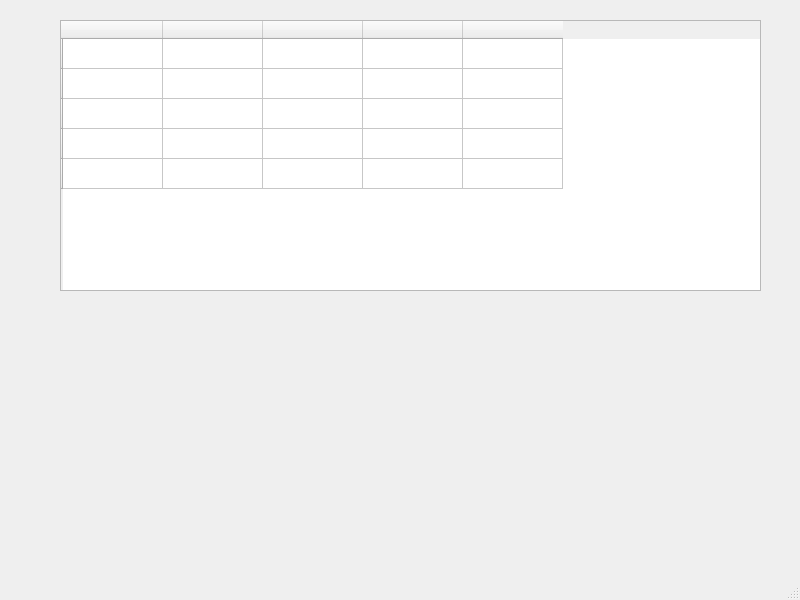
varun-vbr/Shorter, file Shorter/mainwindow.ui: the form before one commit.
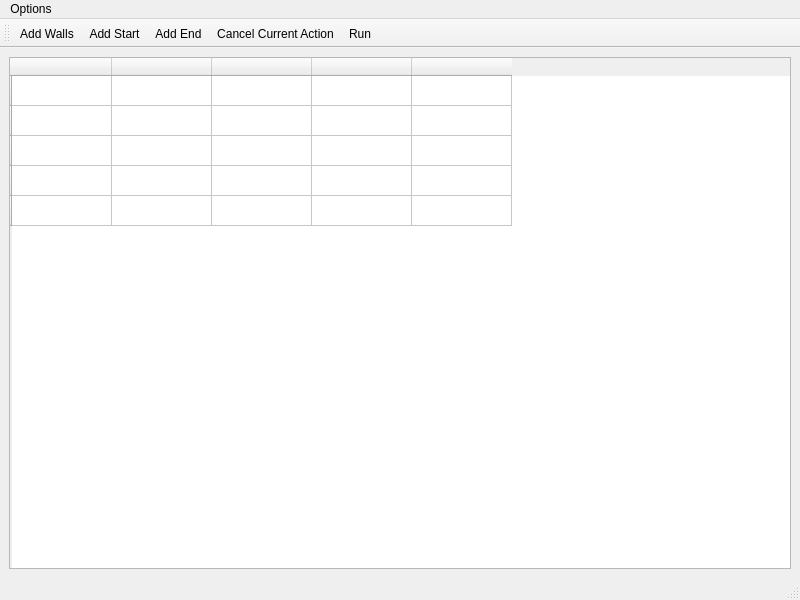
The form after the commit. Icons and pictures are not drawn.

Diff of the .ui file:
```diff
--- a/Shorter/mainwindow.ui
+++ b/Shorter/mainwindow.ui
@@ -14,15 +14,9 @@
    <string>MainWindow</string>
   </property>
   <widget class="QWidget" name="centralwidget">
+   <layout class="QVBoxLayout" name="verticalLayout">
+    <item>
    <widget class="QTableWidget" name="tableWidget">
-    <property name="geometry">
-     <rect>
-      <x>60</x>
-      <y>20</y>
-      <width>701</width>
-      <height>271</height>
-     </rect>
-    </property>
     <row>
      <property name="text">
       <string/>
@@ -74,6 +68,8 @@
      </property>
     </column>
    </widget>
+    </item>
+   </layout>
   </widget>
   <widget class="QMenuBar" name="menubar">
    <property name="geometry">
@@ -84,9 +80,89 @@
      <height>21</height>
     </rect>
    </property>
+   <widget class="QMenu" name="menuOptions">
+    <property name="title">
+     <string>Options</string>
+    </property>
+    <addaction name="actionAdd_Walls"/>
+    <addaction name="actionAdd_Start"/>
+    <addaction name="actionAdd_End"/>
+    <addaction name="actionCancel_Current_Action"/>
+    <addaction name="actionRun"/>
+    <addaction name="actionClear_grid"/>
+   </widget>
+   <addaction name="menuOptions"/>
   </widget>
   <widget class="QStatusBar" name="statusbar"/>
- </widget>
- <resources/>
+  <widget class="QToolBar" name="toolBar">
+   <property name="windowTitle">
+    <string>toolBar</string>
+   </property>
+   <attribute name="toolBarArea">
+    <enum>TopToolBarArea</enum>
+   </attribute>
+   <attribute name="toolBarBreak">
+    <bool>false</bool>
+   </attribute>
+   <addaction name="actionAdd_Walls"/>
+   <addaction name="actionAdd_Start"/>
+   <addaction name="actionAdd_End"/>
+   <addaction name="actionCancel_Current_Action"/>
+   <addaction name="actionRun"/>
+  </widget>
+  <action name="actionAdd_Walls">
+   <property name="icon">
+    <iconset resource="Resources.qrc">
+     <normaloff>:/icons/Wall.png</normaloff>:/icons/Wall.png</iconset>
+   </property>
+   <property name="text">
+    <string>Add Walls</string>
+   </property>
+  </action>
+  <action name="actionAdd_Start">
+   <property name="icon">
+    <iconset resource="Resources.qrc">
+     <normaloff>:/icons/Start.png</normaloff>:/icons/Start.png</iconset>
+   </property>
+   <property name="text">
+    <string>Add Start</string>
+   </property>
+  </action>
+  <action name="actionAdd_End">
+   <property name="icon">
+    <iconset resource="Resources.qrc">
+     <normaloff>:/icons/End.png</normaloff>:/icons/End.png</iconset>
+   </property>
+   <property name="text">
+    <string>Add End</string>
+   </property>
+  </action>
+  <action name="actionCancel_Current_Action">
+   <property name="icon">
+    <iconset resource="Resources.qrc">
+     <normaloff>:/icons/Cancel.png</normaloff>:/icons/Cancel.png</iconset>
+   </property>
+   <property name="text">
+    <string>Cancel Current Action</string>
+   </property>
+  </action>
+  <action name="actionRun">
+   <property name="icon">
+    <iconset resource="Resources.qrc">
+     <normaloff>:/icons/Run.png</normaloff>:/icons/Run.png</iconset>
+   </property>
+   <property name="text">
+    <string>Run</string>
+   </property>
+  </action>
+  <action name="actionClear_grid">
+   <property name="text">
+    <string>Clear grid</string>
+   </property>
+  </action>
+ </widget>
+ <resources>
+  <include location="Resources.qrc"/>
+ </resources>
  <connections/>
 </ui>
```
Left out of the diff: 3 changed lines with no effect on the pictures. Lines whose indentation alone changed are shown as unchanged.
